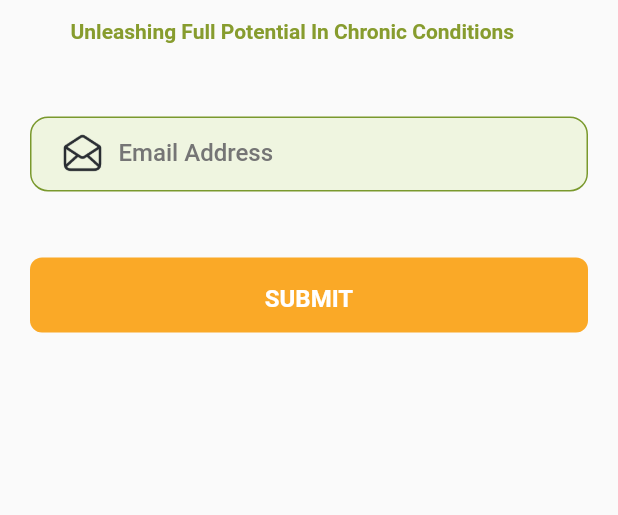
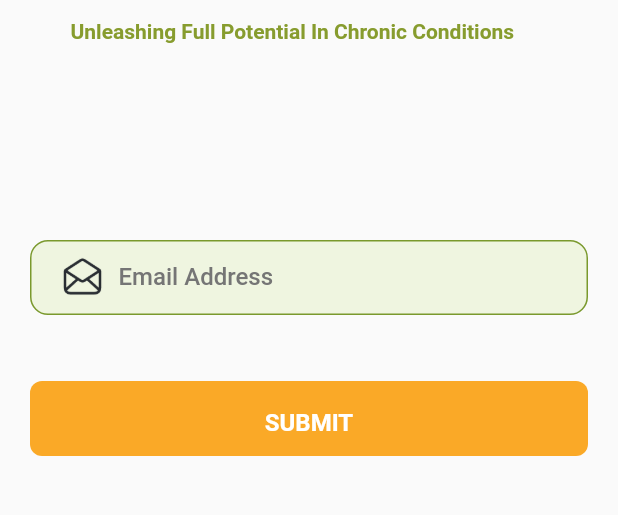
Before and after one commit to sumitKoshiqa/personal, a Flutter app: the screen it shows after launch, after a tap on "Continue with Email", on a phone screen of 412 x 824 dp, the part 414-929 px from its top. Run offline on Flutter 3.47's test engine with Material 2 defaults, Android fonts, the phone set to English and light mode, and no system bars; our stand-ins replace cached_network_image, device_info_plus, dio, email_validator, firebase_messaging, flutter_screenutil and 9 more; missing offline and left inert: flutter_inappwebview; accounts and stored records are empty; network calls fail; Roboto replaces fonts that are missing (SfProDisplay).

Commit message:
login flow

```diff
--- a/lib/Common/utils/ApiEndPoints.dart
+++ b/lib/Common/utils/ApiEndPoints.dart
@@ -7,6 +7,7 @@ class ApiEndPoints {
   static const String sendOTP = "${baseUrl}authentication/user/otp/initiate";
   static const String reSendOTP = "${baseUrl}authentication/user/otp/resend";
   static const String verifyOTP = "${baseUrl}authentication/user/otp/verify";
+  static const String verifyProfile = "${baseUrl}profile/user/basic-profile/verify";
 
   static const String verifyGoogleLogin = "${baseUrl}authentication/user/google/verify";
 
--- a/lib/onBoarding/pages/login_page.dart
+++ b/lib/onBoarding/pages/login_page.dart
@@ -38,7 +38,7 @@ class _LoginPageState extends State<LoginPage> {
               decoration: ShapeDecoration(
                 color: Colors.white,
                 shape: RoundedRectangleBorder(
-                  borderRadius: BorderRadius.circular(30),
+                  borderRadius: BorderRadius.circular(0),
                 ),
                 shadows: [
                   BoxShadow(
@@ -54,6 +54,10 @@ class _LoginPageState extends State<LoginPage> {
                   Positioned(
                     left: 35,
                     top: 396,
+                    child: InkWell(
+                      onTap: (){
+                        Get.to(LoginWithEmail());
+                      },
                       child: Container(
                         width: 336,
                         height: 53,
@@ -65,9 +69,14 @@ class _LoginPageState extends State<LoginPage> {
                         ),
                       ),
                     ),
+                  ),
                   Positioned(
                     left: 35,
                     top: 465,
+                    child: InkWell(
+                      onTap: (){
+
+                      },
                       child: Container(
                         width: 336,
                         height: 53,
@@ -79,9 +88,14 @@ class _LoginPageState extends State<LoginPage> {
                         ),
                       ),
                     ),
+                  ),
                   Positioned(
                     left: 35,
                     top: 534,
+                    child: InkWell(
+                      onTap: (){
+
+                      },
                       child: Container(
                         width: 336,
                         height: 53,
@@ -93,9 +107,14 @@ class _LoginPageState extends State<LoginPage> {
                         ),
                       ),
                     ),
+                  ),
                   Positioned(
                     left: 35,
                     top: 603,
+                    child: InkWell(
+                      onTap: (){
+
+                      },
                       child: Container(
                         width: 336,
                         height: 53,
@@ -103,6 +122,7 @@ class _LoginPageState extends State<LoginPage> {
                           color: Color(0xFFF5F9EC),
                           shape: RoundedRectangleBorder(
                             borderRadius: BorderRadius.circular(16),
+                          ),
                         ),
                       ),
                     ),
@@ -139,37 +159,6 @@ class _LoginPageState extends State<LoginPage> {
                         fontWeight: FontWeight.w500,
                         letterSpacing: 0.32,
                       ),
-                    ),
-                  ),
-                  Positioned(
-                    left: 99,
-                    top: 747,
-                    child: Text.rich(
-                      TextSpan(
-                        children: [
-                          TextSpan(
-                            text: 'Have an account? ',
-                            style: TextStyle(
-                              color: Color(0xFFFAB100),
-                              fontSize: 16,
-                              fontFamily: 'Roboto',
-                              fontWeight: FontWeight.w700,
-                            ),
-                          ),
-                          TextSpan(
-                            text: 'Log in',
-                            style: TextStyle(
-                              color: Color(0xFFFAB100),
-                              fontSize: 16,
-                              fontFamily: 'Roboto',
-                              fontWeight: FontWeight.w700,
-                              decoration: TextDecoration.underline,
-
-                            ),
-                          ),
-                        ],
-                      ),
-                      textAlign: TextAlign.center,
                     ),
                   ),
                   Positioned(
--- a/lib/onBoarding/pages/login_with_email.dart
+++ b/lib/onBoarding/pages/login_with_email.dart
@@ -79,7 +79,7 @@ class _LoginWithEmailState extends State<LoginWithEmail> {
           children: [
             Container(
               width: Get.width,
-              height: Get.height/2.5,
+              height: Get.height/2,
               clipBehavior: Clip.antiAlias,
               decoration: ShapeDecoration(
 
@@ -153,9 +153,6 @@ class _LoginWithEmailState extends State<LoginWithEmail> {
                 color: Constants.lightGreen,
                 hint: "Email Address",
                 isEnabled: true,
-                onChanged: (){
-
-                },
                 txtInputType: TextInputType.emailAddress,
                 textLength: 100,
                 imagePath: 'assets/your-account/mail.png',
--- a/lib/onBoarding/pages/registration_page.dart
+++ b/lib/onBoarding/pages/registration_page.dart
@@ -102,7 +102,10 @@ class _RegistrationState extends State<Registration> {
                   onTap: ()async{
                 String stParam = getUserProfileParam();
                 print('stParam>>> ${jsonDecode(stParam)}');
-                await authController.userRegistration(jsonEncode(stParam));
+                await authController.userRegistration(
+                  jsonParam: jsonEncode(stParam),
+                  enteredPhone: _phoneController.text.trim().toString()
+                );
               }, buttonText: "Submit"),
               vSpacer(16),
 
```
Also changed, not shown: lib/onBoarding/controller/AuthController.dart (+24 -10 lines), lib/onBoarding/networking/auth_api_calls.dart (+28 -4 lines), lib/onBoarding/pages/verify_otp.dart (+20 -70 lines). Lines whose indentation alone changed are shown as unchanged.
